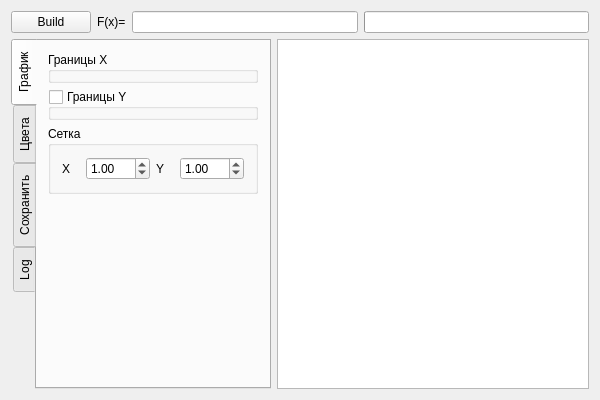
The window that qtgraph.ui (xelez/QtGraph) describes before a commit, drawn with Qt 5.
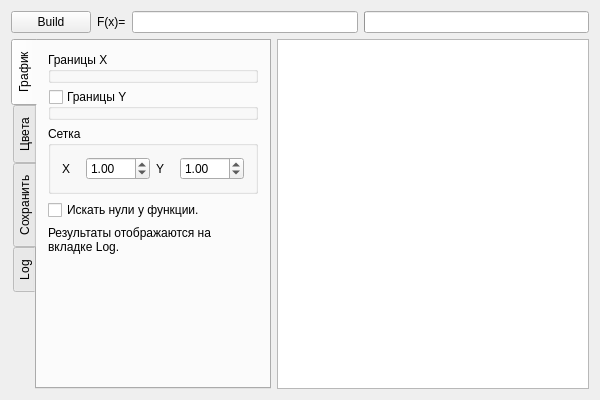
The same window after the commit. Custom widgets are drawn as their Qt base class.

Commit message: Add checkbox to set if we need to find zeros to ui

```diff
--- a/qtgraph.ui
+++ b/qtgraph.ui
@@ -144,6 +144,26 @@
            </layout>
           </widget>
          </item>
+         <item>
+          <widget class="QCheckBox" name="cbFindZeros">
+           <property name="text">
+            <string>Искать нули у функции.</string>
+           </property>
+          </widget>
+         </item>
+         <item>
+          <widget class="QLabel" name="lbFindZeros">
+           <property name="text">
+            <string>Результаты отображаются на вкладке Log.</string>
+           </property>
+           <property name="textFormat">
+            <enum>Qt::PlainText</enum>
+           </property>
+           <property name="wordWrap">
+            <bool>true</bool>
+           </property>
+          </widget>
+         </item>
          <item>
           <spacer name="verticalSpacer">
            <property name="orientation">
```
The commit also changes 1 other file.
